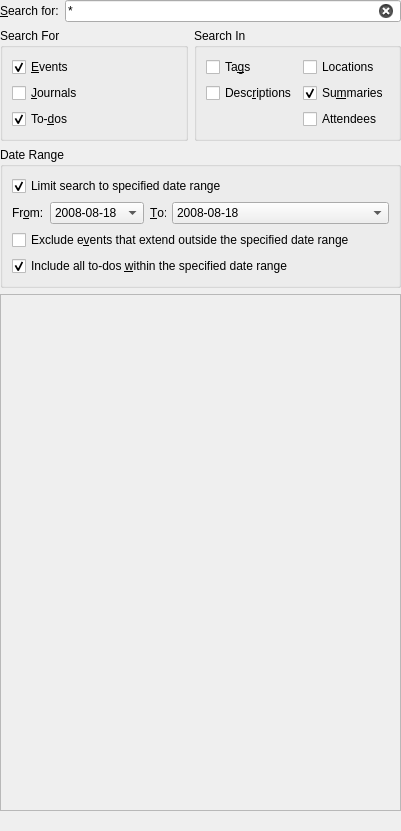
This is src/ui/searchdialog_base.ui in KDE/korganizer as Qt 5 draws it before an edit. The edited form follows.
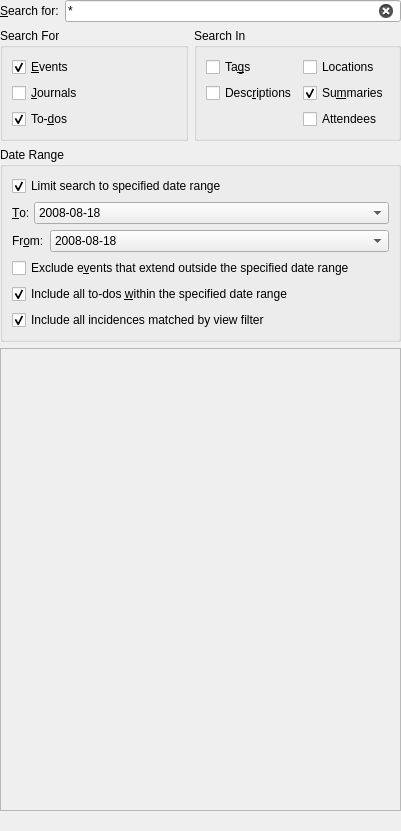
This is the edited form. Custom widgets are drawn as their Qt base class.

Commit message:
Add a search option to consider the current view filter
By default, the current view filter is ignored when searching.
The user can override that.

Diff of the .ui file:
```diff
--- a/src/ui/searchdialog_base.ui
+++ b/src/ui/searchdialog_base.ui
@@ -197,8 +197,8 @@
      <property name="title">
       <string>Date Range</string>
      </property>
-     <layout class="QFormLayout" name="formLayout">
-      <item row="0" column="0" colspan="2">
+     <layout class="QVBoxLayout" name="verticalLayout_2">
+      <item>
        <widget class="QCheckBox" name="dateRangeCheckbox">
         <property name="toolTip">
          <string>When checked, the search will be limited to the specified date range.</string>
@@ -214,45 +214,7 @@
         </property>
        </widget>
       </item>
-      <item row="1" column="0">
-       <layout class="QHBoxLayout" name="horizontalLayout_2">
-        <item>
-         <widget class="QLabel" name="startDateLabel">
-          <property name="text">
-           <string>Fr&amp;om:</string>
-          </property>
-          <property name="wordWrap">
-           <bool>false</bool>
-          </property>
-          <property name="buddy">
-           <cstring>startDate</cstring>
-          </property>
-         </widget>
-        </item>
-        <item>
-         <widget class="KDateComboBox" name="startDate">
-          <property name="sizePolicy">
-           <sizepolicy hsizetype="Preferred" vsizetype="Fixed">
-            <horstretch>1</horstretch>
-            <verstretch>0</verstretch>
-           </sizepolicy>
-          </property>
-          <property name="toolTip">
-           <string>The starting date of the period to search.</string>
-          </property>
-          <property name="whatsThis">
-           <string>Search for items in the time period starting at the date given here.</string>
-          </property>
-          <item>
-           <property name="text">
-            <string>2008-08-18</string>
-           </property>
-          </item>
-         </widget>
-        </item>
-       </layout>
-      </item>
-      <item row="1" column="1">
+      <item>
        <layout class="QHBoxLayout" name="horizontalLayout_3">
         <item>
          <widget class="QLabel" name="endDateLabel">
@@ -290,7 +252,45 @@
         </item>
        </layout>
       </item>
-      <item row="2" column="0" colspan="2">
+      <item>
+       <layout class="QHBoxLayout" name="horizontalLayout_2">
+        <item>
+         <widget class="QLabel" name="startDateLabel">
+          <property name="text">
+           <string>Fr&amp;om:</string>
+          </property>
+          <property name="wordWrap">
+           <bool>false</bool>
+          </property>
+          <property name="buddy">
+           <cstring>startDate</cstring>
+          </property>
+         </widget>
+        </item>
+        <item>
+         <widget class="KDateComboBox" name="startDate">
+          <property name="sizePolicy">
+           <sizepolicy hsizetype="Preferred" vsizetype="Fixed">
+            <horstretch>1</horstretch>
+            <verstretch>0</verstretch>
+           </sizepolicy>
+          </property>
+          <property name="toolTip">
+           <string>The starting date of the period to search.</string>
+          </property>
+          <property name="whatsThis">
+           <string>Search for items in the time period starting at the date given here.</string>
+          </property>
+          <item>
+           <property name="text">
+            <string>2008-08-18</string>
+           </property>
+          </item>
+         </widget>
+        </item>
+       </layout>
+      </item>
+      <item>
        <widget class="QCheckBox" name="inclusiveCheck">
         <property name="toolTip">
          <string>Display events only if their start date and end date are both in the date range specified.</string>
@@ -303,7 +303,7 @@
         </property>
        </widget>
       </item>
-      <item row="3" column="0" colspan="2">
+      <item>
        <widget class="QCheckBox" name="includeUndatedTodos">
         <property name="toolTip">
          <string>Include to-dos that have a start date, due date,  or completion date in the date range specified, or have neither a start date nor an end date.</string>
@@ -319,6 +319,22 @@
         </property>
        </widget>
       </item>
+      <item>
+       <widget class="QCheckBox" name="unfiltered">
+        <property name="toolTip">
+         <string>Uncheck this box to skip incidences matching the currently selected view filter</string>
+        </property>
+        <property name="whatsThis">
+         <string>When this box is checked all incidences wil be considered in the search, even those that aren't displayed according the currently selected view filter</string>
+        </property>
+        <property name="text">
+         <string>Include all incidences matched by view filter</string>
+        </property>
+        <property name="checked">
+         <bool>true</bool>
+        </property>
+       </widget>
+      </item>
      </layout>
     </widget>
    </item>
```
Left out of the diff: 4 changed lines with no effect on the pictures. The commit also changes 1 other file.
